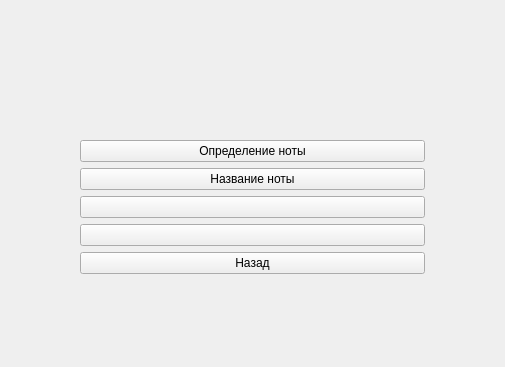
First picture: the form in src/gui/blocks/noteblockwidget.ui, repository TFed555/music_trainer, before the edit; both pictures show x 196 to 701 and y 0 to 367 of the 1000 by 700 pixel window.
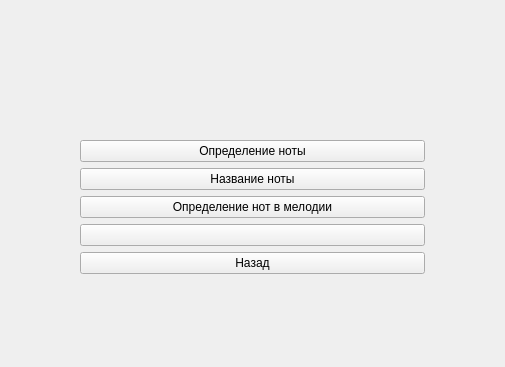
Second picture: the form after the edit.

The edit to the form file:
```diff
--- a/src/gui/blocks/noteblockwidget.ui
+++ b/src/gui/blocks/noteblockwidget.ui
@@ -47,7 +47,7 @@
     <item row="2" column="1">
      <widget class="QPushButton" name="exercise3Btn">
       <property name="text">
-       <string/>
+       <string>Определение нот в мелодии</string>
       </property>
      </widget>
     </item>
```
